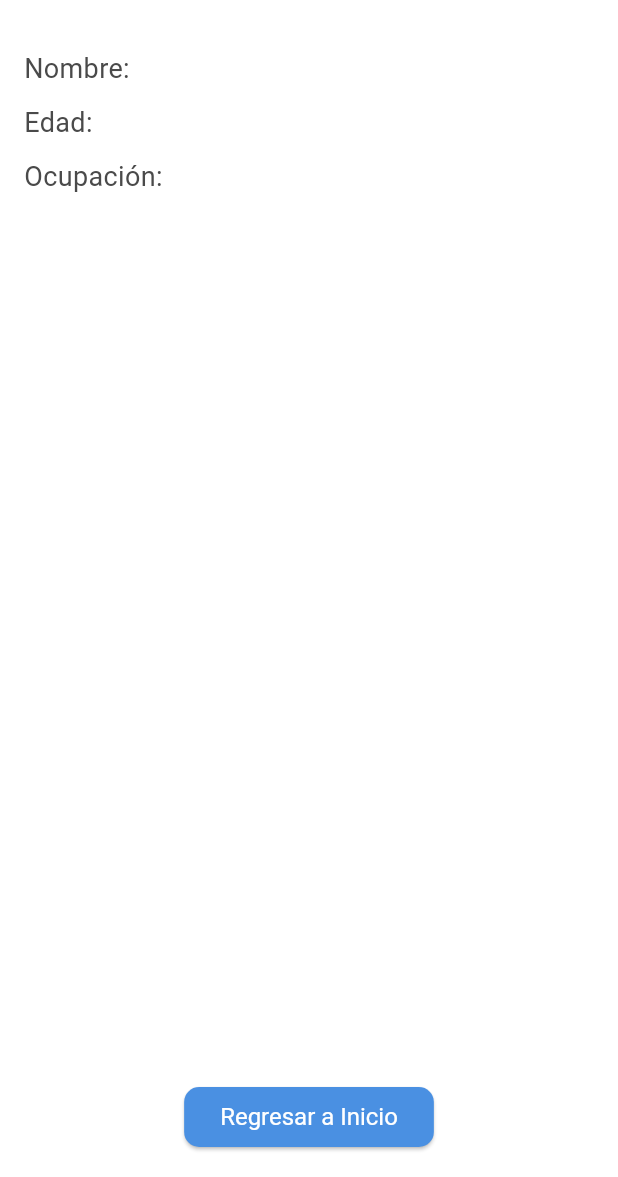
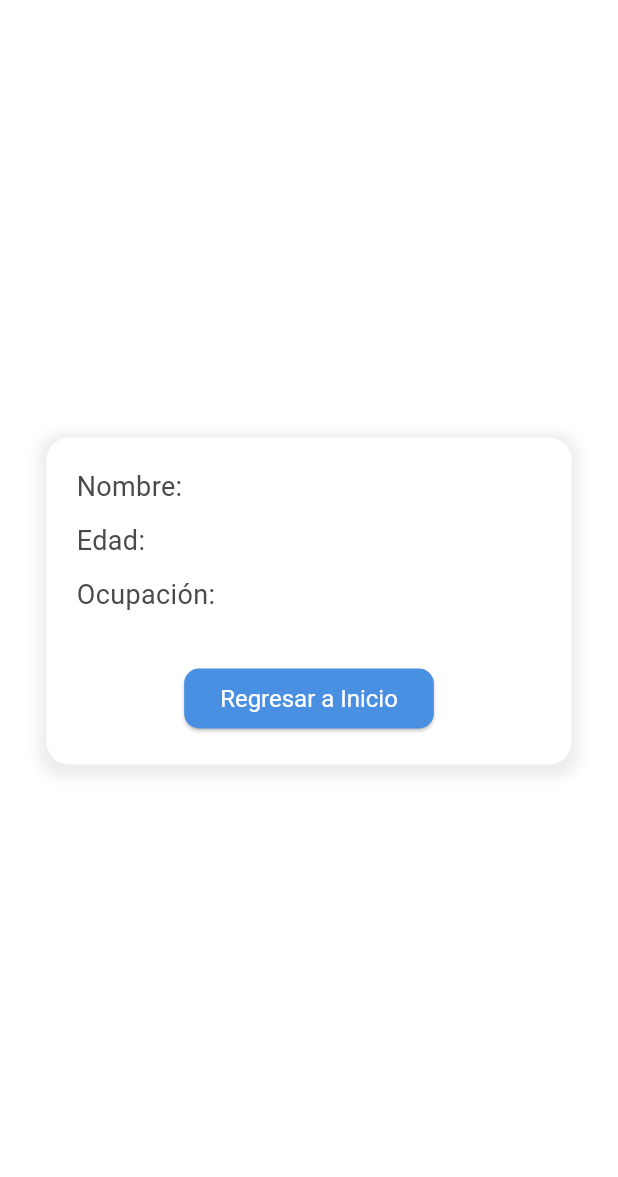
Before and after one commit to Jose-Luis08/UserApp, a Flutter app: the CreateProfileScreen screen opened directly, after a tap on "Guardar y Ver Perfil", on a phone screen of 412 x 824 dp, the part 59-1236 px from its top. Run offline on Flutter 3.47's test engine with Material 3 defaults, Android fonts, the phone set to English and light mode, and no system bars.

Commit message:
Cambio final de diseño
Se hicieron unos cambios de diseño para que se viera mejor

```diff
--- a/lib/createe_profile_screen.dart
+++ b/lib/createe_profile_screen.dart
@@ -15,11 +15,28 @@ class _CreateProfileScreenState extends State<CreateProfileScreen> {
   Widget build(BuildContext context) {
     return Scaffold(
       appBar: AppBar(
-        title: Text('Crear Perfil:)'),
+        title: Text('Crear Perfil'),
         centerTitle: true,
       ),
-      body: Padding(
+      body: Center(
+        child: SingleChildScrollView(
+          child: Padding(
             padding: const EdgeInsets.all(16.0),
+            child: Container(
+              padding: const EdgeInsets.all(20.0),
+              decoration: BoxDecoration(
+                color: Colors.white,
+                borderRadius: BorderRadius.circular(15),
+                boxShadow: [
+                  BoxShadow(
+                    color: Colors.grey.withOpacity(0.2),
+                    spreadRadius: 5,
+                    blurRadius: 7,
+                    offset: Offset(0, 3),
+                  ),
+                ],
+              ),
+              width: 350,
               child: Column(
                 crossAxisAlignment: CrossAxisAlignment.stretch,
                 children: [
@@ -27,7 +44,9 @@ class _CreateProfileScreenState extends State<CreateProfileScreen> {
                     controller: _nameController,
                     decoration: InputDecoration(
                       labelText: 'Nombre',
-                border: OutlineInputBorder(),
+                      border: OutlineInputBorder(
+                        borderRadius: BorderRadius.circular(10),
+                      ),
                     ),
                   ),
                   SizedBox(height: 16),
@@ -36,7 +55,9 @@ class _CreateProfileScreenState extends State<CreateProfileScreen> {
                     keyboardType: TextInputType.number,
                     decoration: InputDecoration(
                       labelText: 'Edad',
-                border: OutlineInputBorder(),
+                      border: OutlineInputBorder(
+                        borderRadius: BorderRadius.circular(10),
+                      ),
                     ),
                   ),
                   SizedBox(height: 16),
@@ -44,7 +65,9 @@ class _CreateProfileScreenState extends State<CreateProfileScreen> {
                     controller: _occupationController,
                     decoration: InputDecoration(
                       labelText: 'Ocupación',
-                border: OutlineInputBorder(),
+                      border: OutlineInputBorder(
+                        borderRadius: BorderRadius.circular(10),
+                      ),
                     ),
                   ),
                   SizedBox(height: 32),
@@ -70,6 +93,9 @@ class _CreateProfileScreenState extends State<CreateProfileScreen> {
                 ],
               ),
             ),
+          ),
+        ),
+      ),
     );
   }
 }
--- a/lib/profile_screen.dart
+++ b/lib/profile_screen.dart
@@ -14,10 +14,27 @@ class ProfileScreen extends StatelessWidget {
         title: Text('Perfil'),
         centerTitle: true,
       ),
-      body: Padding(
+      body: Center(
+        child: Padding(
           padding: const EdgeInsets.all(16.0),
+          child: Container(
+            padding: const EdgeInsets.all(20.0),
+            decoration: BoxDecoration(
+              color: Colors.white,
+              borderRadius: BorderRadius.circular(15),
+              boxShadow: [
+                BoxShadow(
+                  color: Colors.grey.withOpacity(0.2),
+                  spreadRadius: 5,
+                  blurRadius: 7,
+                  offset: Offset(0, 3),
+                ),
+              ],
+            ),
+            width: 350,
             child: Column(
               crossAxisAlignment: CrossAxisAlignment.start,
+              mainAxisSize: MainAxisSize.min,
               children: [
                 Text(
                   'Nombre: $name',
@@ -33,7 +50,7 @@ class ProfileScreen extends StatelessWidget {
                   'Ocupación: $occupation',
                   style: TextStyle(fontSize: 18, color: Color(0xFF4A4A4A)),
                 ),
-            Spacer(),
+                SizedBox(height: 32),
                 Center(
                   child: ElevatedButton(
                     onPressed: () {
@@ -45,6 +62,8 @@ class ProfileScreen extends StatelessWidget {
               ],
             ),
           ),
+        ),
+      ),
     );
   }
 }
```
Lines whose indentation alone changed are shown as unchanged.
